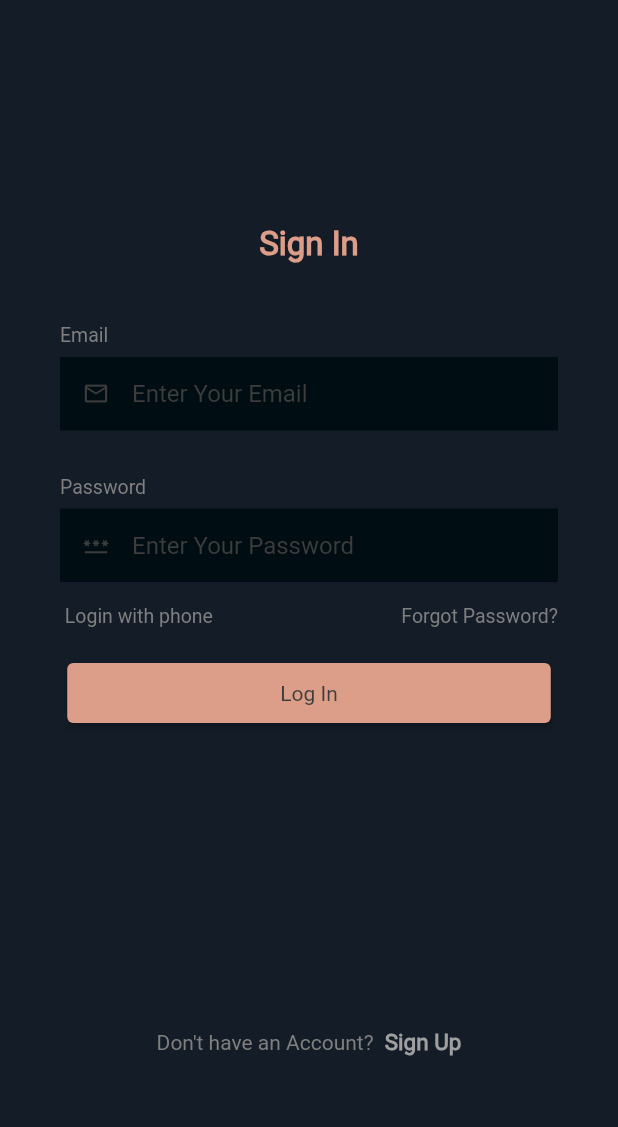
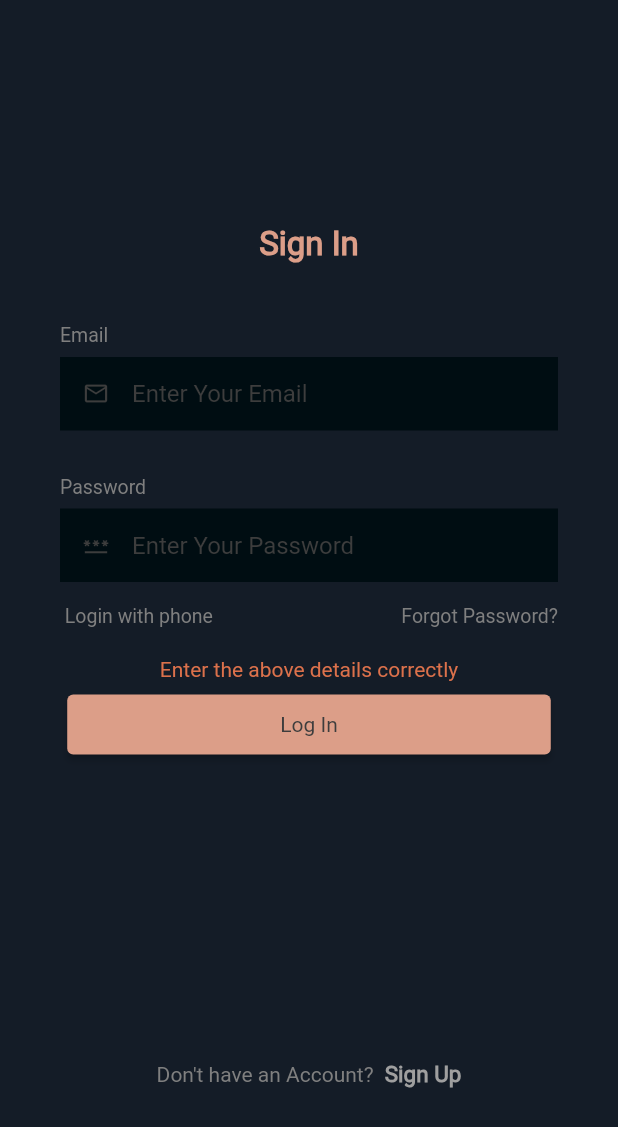
Before and after one commit to mh31-priyanshu/YourThings, a Flutter app: the screen it shows after launch, after a tap on "Log In", on a phone screen of 412 x 824 dp. Shown: the top 1127 px of the screen. Run offline on Flutter 3.47's test engine with Material 2 defaults, Android fonts, the phone set to English and light mode, and no system bars; our stand-ins replace cloud_firestore, firebase_auth, firebase_core, percent_indicator; accounts and stored records are empty.

Commit message:
Added remaining validation
Added validation in login with email , phone login, OTP using provider

```diff
--- /dev/null
+++ b/lib/Provider/loginpageprovider.dart
@@ -0,0 +1,57 @@
+import 'package:flutter/cupertino.dart';
+
+class LogInPageProvider with ChangeNotifier{
+  String? emailError = "";
+  String? pwdError = "";
+  String? errormsg = "";
+  String? loginerror = "";
+  emailErrorMsg (String email){
+    bool emailValid = RegExp(r"^[a-zA-Z0-9.a-zA-Z0-9.!#$%&'*+-/=?^_`{|}~]+@[a-zA-Z0-9]+\.[a-zA-Z]+").hasMatch(email);
+    if(emailValid==false){
+      emailError = "Enter a valid email address";
+      notifyListeners();
+    }else{
+      emailError = "";
+      notifyListeners();
+    }
+  }
+  pwdErrorMsg (String pwd){
+    if(pwd.length<8){
+      pwdError = "Password must be upto 8 characters";
+      notifyListeners();
+    }else{
+      pwdError = "";
+      notifyListeners();
+    }
+  }
+  bool validate (String email, String pwd){
+    bool emailValid = RegExp(r"^[a-zA-Z0-9.a-zA-Z0-9.!#$%&'*+-/=?^_`{|}~]+@[a-zA-Z0-9]+\.[a-zA-Z]+").hasMatch(email);
+    if(emailValid==false || pwd.length<8){
+      errormsg = "Enter the above details correctly";
+      notifyListeners();
+      return false;
+    }else{
+      errormsg = "";
+      notifyListeners();
+      return true;
+    }
+  }
+
+  loginerrorMsg(String error){
+    String passworderror = "[firebase_auth/wrong-password] The password is invalid or the user does not have a password.";
+    String emailerror = "[firebase_auth/user-not-found] There is no user record corresponding to this identifier. The user may have been deleted.";
+    if(error == passworderror){
+      loginerror = "Password is Incorrect";
+      notifyListeners();
+      return false;
+    }else if(error == emailerror){
+      loginerror = "Invalid Address";
+      notifyListeners();
+      return false;
+    }else{
+      loginerror = "";
+      notifyListeners();
+      return true;
+    }
+  }
+}
--- a/lib/entry/authentication.dart
+++ b/lib/entry/authentication.dart
@@ -1,5 +1,7 @@
 import 'package:cloud_firestore/cloud_firestore.dart';
 import 'package:flutter/material.dart';
+import 'package:provider/provider.dart';
+import 'package:yourthingss/Provider/loginpageprovider.dart';
 import 'package:yourthingss/entry/loginuser.dart';
 import 'package:yourthingss/homescreen/homepage.dart';
 import 'package:firebase_auth/firebase_auth.dart';
@@ -20,7 +22,10 @@ class _UserauthenticationState extends State<Userauthentication> {
       .userChanges()
         .listen((User? user) async {
           if (user == null) {
-            Navigator.pushReplacement(context, MaterialPageRoute(builder: (context)=>const LoginPage()));
+            Navigator.pushReplacement(context, MaterialPageRoute(builder: (context)=>ChangeNotifierProvider(
+              create: (_)=> LogInPageProvider(),
+              child: const LoginPage(),
+            )));
           } else {
             await getCurrentUserDataFunction();
             Navigator.pushReplacement(context,
--- a/lib/entry/loginuser.dart
+++ b/lib/entry/loginuser.dart
@@ -4,6 +4,8 @@ import 'package:flutter/cupertino.dart';
 import 'package:flutter/gestures.dart';
 import 'package:flutter/material.dart';
 import 'package:provider/provider.dart';
+import 'package:yourthingss/Provider/loginpageprovider.dart';
+import 'package:yourthingss/Provider/phoneloginprovider.dart';
 import 'package:yourthingss/Provider/signuppageprovider.dart';
 import 'package:yourthingss/entry/authentication.dart';
 import 'package:yourthingss/entry/phoneauth/loginphone.dart';
@@ -26,6 +28,7 @@ class _LoginPageState extends State<LoginPage> {
   TextEditingController pwdInputController = TextEditingController();
   @override
   Widget build(BuildContext context) {
+    final provider = Provider.of< LogInPageProvider >(context);
     double widthBtn = ((MediaQuery.of(context).size.width)/2)-80;
     return Scaffold(
       resizeToAvoidBottomInset: false,
@@ -54,6 +57,9 @@ class _LoginPageState extends State<LoginPage> {
                 child: Column(
                   children:  [
                     // ignore: avoid_unnecessary_containers
+                    Row(
+                      mainAxisAlignment: MainAxisAlignment.spaceBetween,
+                      children: [
                         Container(
                           margin: const EdgeInsets.fromLTRB(0, 40, 0, 7),
                           child: const Text(
@@ -64,7 +70,19 @@ class _LoginPageState extends State<LoginPage> {
                             ),
                             textAlign: TextAlign.left,
                           ),
-                      width: double.infinity,
+                        ),
+                        Container(
+                          margin: const EdgeInsets.fromLTRB(0, 40, 5, 7),
+                          child: Text(
+                            provider.emailError.toString(),
+                            style: const TextStyle(
+                              color: Color(0xffDC714B),
+                              fontSize: 13,
+                            ),
+                            textAlign: TextAlign.right,
+                          ),
+                        ),
+                      ],
                     ),
                     // ignore: avoid_unnecessary_containers
                     Container(
@@ -91,9 +109,15 @@ class _LoginPageState extends State<LoginPage> {
                           style: TextStyle(
                             color: Color(0xff7f7f7f)
                           ),
+                          onChanged: (value){
+                            provider.emailErrorMsg(value);
+                          },
                         ),
                       ),
                     ),
+                    Row(
+                      mainAxisAlignment: MainAxisAlignment.spaceBetween,
+                      children: [
                         Container(
                           margin: const EdgeInsets.fromLTRB(0, 30, 0, 7),
                           child: const Text(
@@ -104,7 +128,19 @@ class _LoginPageState extends State<LoginPage> {
                             ),
                             textAlign: TextAlign.left,
                           ),
-                      width: double.infinity,
+                        ),
+                        Container(
+                          margin: const EdgeInsets.fromLTRB(0, 30, 5, 7),
+                          child: Text(
+                            provider.pwdError.toString(),
+                            style: const TextStyle(
+                              color: Color(0xffDC714B),
+                              fontSize: 13,
+                            ),
+                            textAlign: TextAlign.right,
+                          ),
+                        ),
+                      ],
                     ),
                     // ignore: avoid_unnecessary_containers
                     Container(
@@ -134,6 +170,9 @@ class _LoginPageState extends State<LoginPage> {
                           style: TextStyle(
                             color: Color(0xff7f7f7f)
                           ),
+                          onChanged: (value){
+                            provider.pwdErrorMsg(value);
+                          },
                         ),
                       ),
                     ),
@@ -150,7 +189,7 @@ class _LoginPageState extends State<LoginPage> {
                                     Navigator.pushReplacement(
                                         context,
                                         MaterialPageRoute(builder: (context)=>ChangeNotifierProvider(
-                                          create: (BuildContext context) => SignUpPageProvider(),
+                                          create: (BuildContext context) => PhoneLoginProvider(),
                                           child: const LoginPhonePage(),
                                         ))
                                     );
@@ -174,8 +213,34 @@ class _LoginPageState extends State<LoginPage> {
                         ),
                       ],
                     ),
+                    Row(
+                      mainAxisAlignment: MainAxisAlignment.center,
+                      children: [
+                        Container(
+                          margin: const EdgeInsets.fromLTRB(0, 0, 0, 5),
+                          child:Text(
+                            provider.errormsg.toString(),
+                            style: const TextStyle(
+                              color: Color(0xffDC714B),
+                              fontSize: 14,
+                            ),
+                          ),
+                        ),
+                        Container(
+                          margin: const EdgeInsets.fromLTRB(0, 0, 0, 5),
+                          child:Text(
+                            provider.loginerror.toString(),
+                            style: const TextStyle(
+                              color: Color(0xffDC714B),
+                              fontSize: 14,
+                            ),
+                          ),
+                        ),
+                      ],
+                    ),
                     ElevatedButton(
                       onPressed: () async{
+                        if(provider.validate(emailInputController.text, pwdInputController.text)){
                           try{
                             UserCredential user = await FirebaseAuth.instance
                                 .signInWithEmailAndPassword(
@@ -187,15 +252,12 @@ class _LoginPageState extends State<LoginPage> {
                                 MaterialPageRoute(builder: (context)=>MainScreen())
                             );
                           }catch(e){
+                            provider.loginerrorMsg(e.toString());
                             // ignore: avoid_print
                             print(e.toString());
-                          const Text(
-                            "Email or Password is incorrect",
-                            style: TextStyle(
-                              color: Colors.red
-                            ),
-                          );
                           }
+                        }
+
                       },
                       child:  Padding(
                         padding: EdgeInsets.symmetric(vertical: 12, horizontal:widthBtn),
```
Also changed, not shown: lib/Provider/phoneloginprovider.dart (added, +31 -0 lines), lib/Provider/phoneotpprovider.dart (deleted, +0 -26 lines), lib/entry/phoneauth/loginphone.dart (+18 -15 lines), lib/entry/phoneauth/otpphone.dart (+14 -9 lines), lib/entry/signupuser.dart (+5 -3 lines), lib/homescreen/appdrawer.dart (+6 -1 lines), pubspec.lock. Lines whose indentation alone changed are shown as unchanged.
